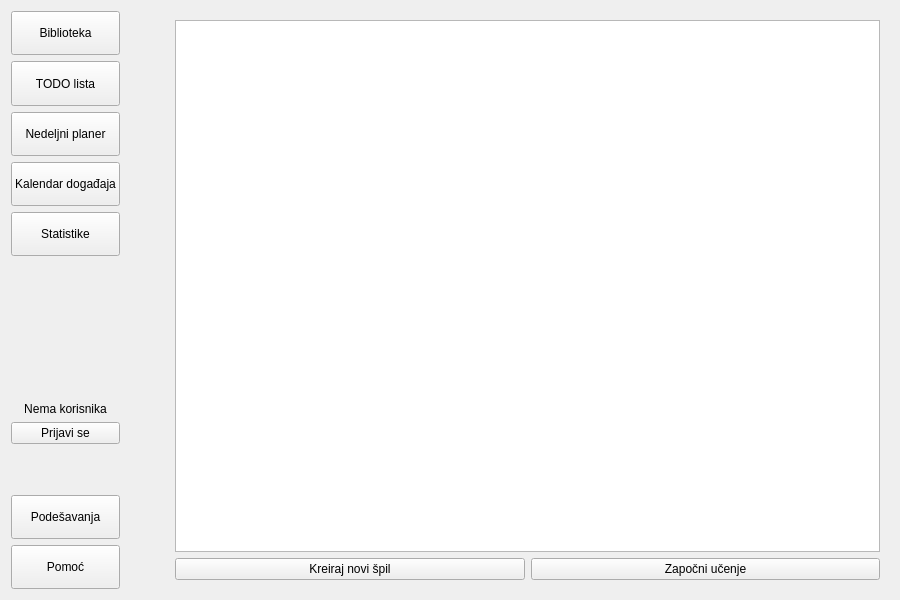
Above: app/forms/mainwindow.ui from bogdans55/StudySphere before the change. Below: the same form after it.
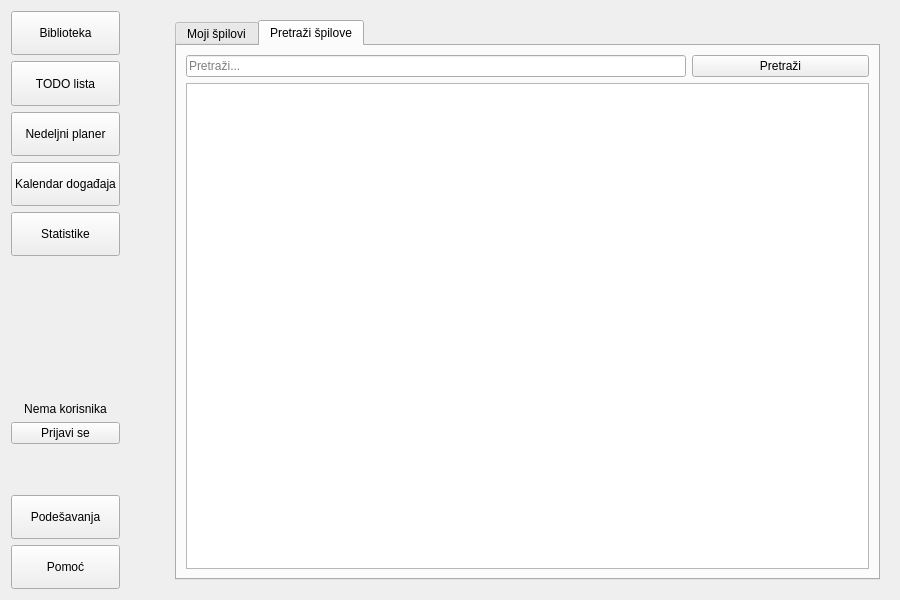
That is the form after the change. Icons and pictures are not drawn.

Commit message: Created browser tab

Patch:
```diff
--- a/app/forms/mainwindow.ui
+++ b/app/forms/mainwindow.ui
@@ -188,6 +188,16 @@
        <item>
         <layout class="QVBoxLayout" name="verticalLayout_library">
          <item>
+          <widget class="QTabWidget" name="tabWidget_library">
+           <property name="currentIndex">
+            <number>1</number>
+           </property>
+           <widget class="QWidget" name="tab_decks">
+            <attribute name="title">
+             <string>Moji špilovi</string>
+            </attribute>
+            <layout class="QVBoxLayout" name="verticalLayout_2">
+             <item>
           <widget class="QGraphicsView" name="graphicsView_library"/>
          </item>
          <item>
@@ -209,6 +219,68 @@
           </layout>
          </item>
         </layout>
+           </widget>
+           <widget class="QWidget" name="tab_browser">
+            <attribute name="title">
+             <string>Pretraži špilove</string>
+            </attribute>
+            <layout class="QVBoxLayout" name="verticalLayout_5">
+             <item>
+              <layout class="QHBoxLayout" name="horizontalLayout">
+               <item>
+                <widget class="QLineEdit" name="lineEdit_browser">
+                 <property name="sizePolicy">
+                  <sizepolicy hsizetype="Maximum" vsizetype="Fixed">
+                   <horstretch>99</horstretch>
+                   <verstretch>0</verstretch>
+                  </sizepolicy>
+                 </property>
+                 <property name="minimumSize">
+                  <size>
+                   <width>500</width>
+                   <height>0</height>
+                  </size>
+                 </property>
+                 <property name="placeholderText">
+                  <string>Pretraži...</string>
+                 </property>
+                </widget>
+               </item>
+               <item>
+                <widget class="QPushButton" name="pushButton_search">
+                 <property name="sizePolicy">
+                  <sizepolicy hsizetype="Minimum" vsizetype="Fixed">
+                   <horstretch>0</horstretch>
+                   <verstretch>0</verstretch>
+                  </sizepolicy>
+                 </property>
+                 <property name="minimumSize">
+                  <size>
+                   <width>0</width>
+                   <height>0</height>
+                  </size>
+                 </property>
+                 <property name="maximumSize">
+                  <size>
+                   <width>16777215</width>
+                   <height>16777215</height>
+                  </size>
+                 </property>
+                 <property name="text">
+                  <string>Pretraži</string>
+                 </property>
+                </widget>
+               </item>
+              </layout>
+             </item>
+             <item>
+              <widget class="QGraphicsView" name="graphicsView_browser"/>
+             </item>
+            </layout>
+           </widget>
+          </widget>
+         </item>
+        </layout>
        </item>
       </layout>
      </widget>
```
Left out of the diff: 78 changed lines with no effect on the pictures. Lines whose indentation alone changed are shown as unchanged.
